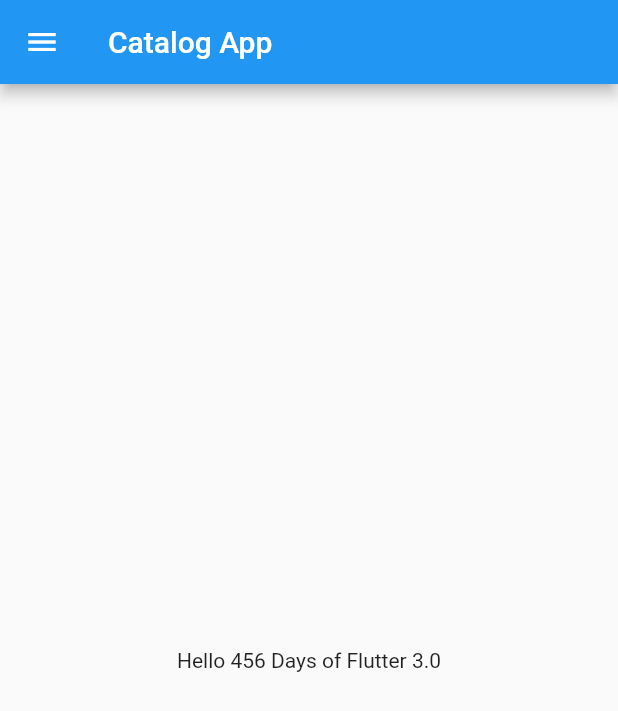
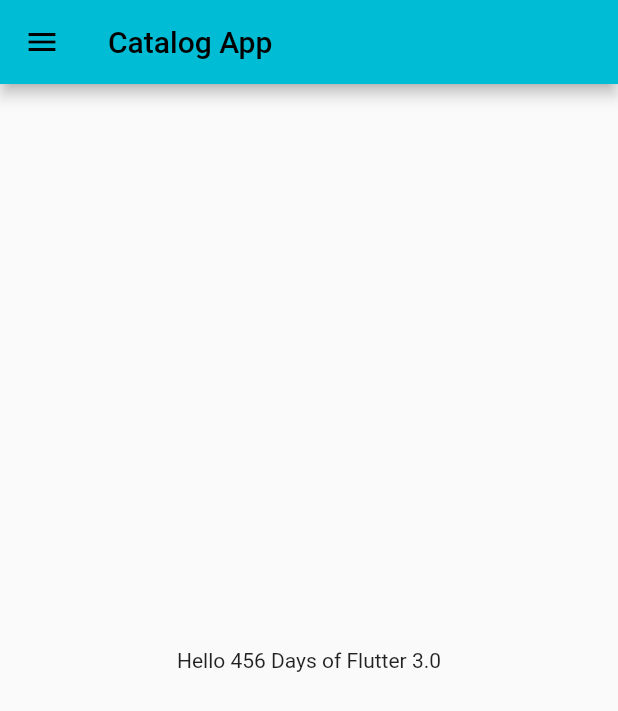
Before and after one commit to Ahsan358m/Flutter_first_steps, a Flutter app: the screen it shows after launch, on a phone screen of 412 x 824 dp. Shown: the top 711 px of the screen. Run offline on Flutter 3.47's test engine with Material 2 defaults, Android fonts, the light colour scheme and no system bars.

Commit message:
Day 3 Completed

```diff
--- a/lib/main.dart
+++ b/lib/main.dart
@@ -1,6 +1,7 @@
 import 'package:flutter/material.dart';
+import 'package:riverpod_flutter_starter/pages/login_page.dart';
 
-import 'home_page.dart';
+import 'pages/home_page.dart';
 
 void main() {
   runApp(const MyApp());
@@ -12,7 +13,20 @@
   @override
   Widget build(BuildContext context) {
     return MaterialApp(
-      home: HomePage(),
+      // home: HomePage(),
+      themeMode: ThemeMode.light,
+      theme: ThemeData(
+        primarySwatch: Colors.cyan,
+      ),
+      darkTheme: ThemeData(
+        brightness: Brightness.dark,
+      ),
+      initialRoute: "/home",
+      routes: {
+        "/": (context) => LoginPage(),
+        "/home": (context) => HomePage(),
+        "/login": (context) => LoginPage(),
+      },
     );
   }
 }
```
Also changed, not shown: lib/pages/login_page.dart (added, +21 -0 lines), lib/pages/home_page.dart (renamed from lib/home_page.dart).
